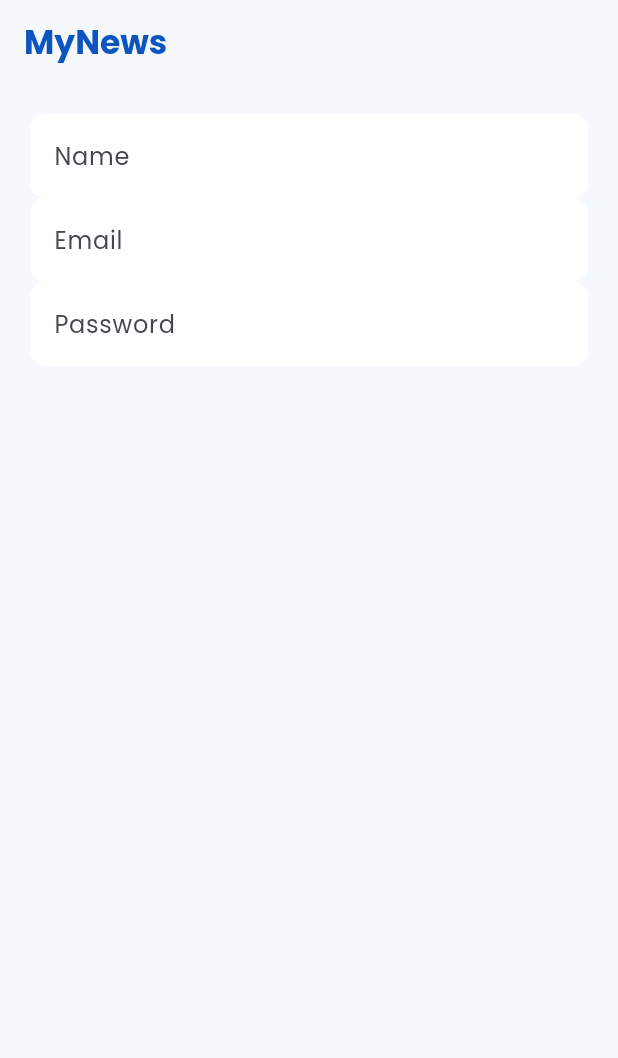
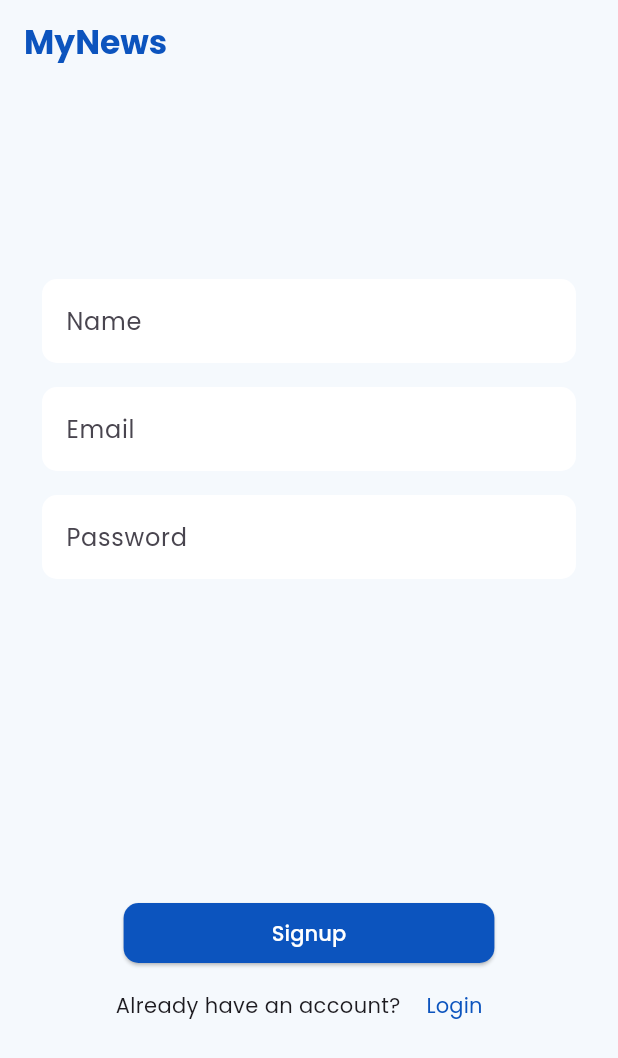
Before and after one commit to haadiyaa/machinetest_newsapp, a Flutter app: the screen it shows after launch, on a phone screen of 412 x 824 dp. Shown: the top 1058 px of the screen. Run offline on Flutter 3.47's test engine with Material 3 defaults, Android fonts, the phone set to English and light mode, and no system bars.

Commit message:
login page ui

```diff
--- a/lib/utils/constants.dart
+++ b/lib/utils/constants.dart
@@ -1,8 +1,22 @@
 import 'package:flutter/material.dart';
 
 class Constants {
+  //===================COLOR THEME========================
   static const Color bgColor=Color(0xfff5f9fd);
   static const Color transparent=Colors.transparent;
   static const Color white=Colors.white ;
   static const Color blue= Color(0xff0c54be);
+
+  //=====================HEIGHT========================
+  static const SizedBox height5 = SizedBox(height: 5);
+  static const SizedBox height10 = SizedBox(height: 10);
+  static const SizedBox height20 = SizedBox(height: 20);
+  static const SizedBox height15 = SizedBox(height: 15);
+  static const SizedBox height8 = SizedBox(height: 8);
+  //=====================WIDTH========================
+  static const SizedBox width5 = SizedBox(width: 5);
+  static const SizedBox width10 = SizedBox(width: 10);
+  static const SizedBox width20 = SizedBox(width: 20);
+  static const SizedBox width15 = SizedBox(width: 15);
+  static const SizedBox width8 = SizedBox(width: 8);
 }
--- a/lib/utils/mytextstyle.dart
+++ b/lib/utils/mytextstyle.dart
@@ -2,5 +2,6 @@ import 'package:flutter/material.dart';
 import 'package:machinetest_newsapp/utils/constants.dart';
 
 class MyTextStyle{
-  static const TextStyle bluetext=TextStyle(color:Constants.blue,fontWeight: FontWeight.bold);
+  static const TextStyle bluetextBold=TextStyle(color:Constants.blue,fontWeight: FontWeight.bold);
+  static const TextStyle bluetextnormal=TextStyle(color:Constants.blue,fontWeight: FontWeight.normal);
 }
--- a/lib/view/loginview/view/loginpage.dart
+++ b/lib/view/loginview/view/loginpage.dart
@@ -1,6 +1,7 @@
 import 'package:flutter/material.dart';
 import 'package:machinetest_newsapp/utils/constants.dart';
 import 'package:machinetest_newsapp/utils/mytextstyle.dart';
+import 'package:machinetest_newsapp/view/loginview/widgets/custombutton.dart';
 import 'package:machinetest_newsapp/view/loginview/widgets/customtestfield.dart';
 
 class LoginPage extends StatelessWidget {
@@ -11,17 +12,25 @@ class LoginPage extends StatelessWidget {
 
   @override
   Widget build(BuildContext context) {
+    final size = MediaQuery.of(context).size;
     return Scaffold(
       appBar: AppBar(
         backgroundColor: Constants.transparent,
         title: const Text(
           'MyNews',
-          style: MyTextStyle.bluetext,
+          style: MyTextStyle.bluetextBold,
         ),
       ),
       body: Padding(
         padding: const EdgeInsets.all(20),
+        child: SingleChildScrollView(
+          child: SizedBox(
+            height: size.height * 0.75,
             child: Column(
+              // mainAxisAlignment: MainAxisAlignment.spaceBetween,
+              children: [
+                const Spacer(),
+                Column(
                   children: [
                     CustomTextfield(
                       text: 'Name',
@@ -37,6 +46,36 @@ class LoginPage extends StatelessWidget {
                     ),
                   ],
                 ),
+                const Spacer(
+                  flex: 2,
+                ),
+                Column(
+                  children: [
+                    CustomButton(
+                      size: size,
+                      text: 'Signup',
+                      onPressed: () {},
+                    ),
+                    // Constants.height10,
+                    Row(
+                      mainAxisAlignment: MainAxisAlignment.center,
+                      children: [
+                        const Text('Already have an account? '),
+                        TextButton(
+                          onPressed: () {},
+                          child: const Text(
+                            'Login',
+                            style: MyTextStyle.bluetextnormal,
+                          ),
+                        )
+                      ],
+                    ),
+                  ],
+                ),
+              ],
+            ),
+          ),
+        ),
       ),
     );
   }
--- /dev/null
+++ b/lib/view/loginview/widgets/custombutton.dart
@@ -0,0 +1,34 @@
+
+import 'package:flutter/material.dart';
+import 'package:machinetest_newsapp/utils/constants.dart';
+
+class CustomButton extends StatelessWidget {
+  const CustomButton({
+    super.key,
+    required this.size,
+    required this.text,
+    this.onPressed,
+  });
+
+  final Size size;
+  final String text;
+  final void Function()? onPressed;
+
+  @override
+  Widget build(BuildContext context) {
+    return SizedBox(
+      width: size.width * 0.6,
+      child: ElevatedButton(
+        style: ElevatedButton.styleFrom(
+          backgroundColor: Constants.blue,
+          foregroundColor: Constants.white,
+          shape: RoundedRectangleBorder(
+            borderRadius: BorderRadius.circular(10),
+          ),
+        ),
+        onPressed: onPressed,
+        child: Text(text),
+      ),
+    );
+  }
+}
--- a/lib/view/loginview/widgets/customtestfield.dart
+++ b/lib/view/loginview/widgets/customtestfield.dart
@@ -13,7 +13,9 @@ class CustomTextfield extends StatelessWidget {
 
   @override
   Widget build(BuildContext context) {
-    return TextFormField(
+    return Padding(
+      padding: const EdgeInsets.all(8.0),
+      child: TextFormField(
         controller: textEditingController,
         decoration: InputDecoration(
           filled: true,
@@ -36,6 +38,7 @@ class CustomTextfield extends StatelessWidget {
           ),
           hintText: text,
         ),
+      ),
     );
   }
 }
```
Lines whose indentation alone changed are shown as unchanged.
